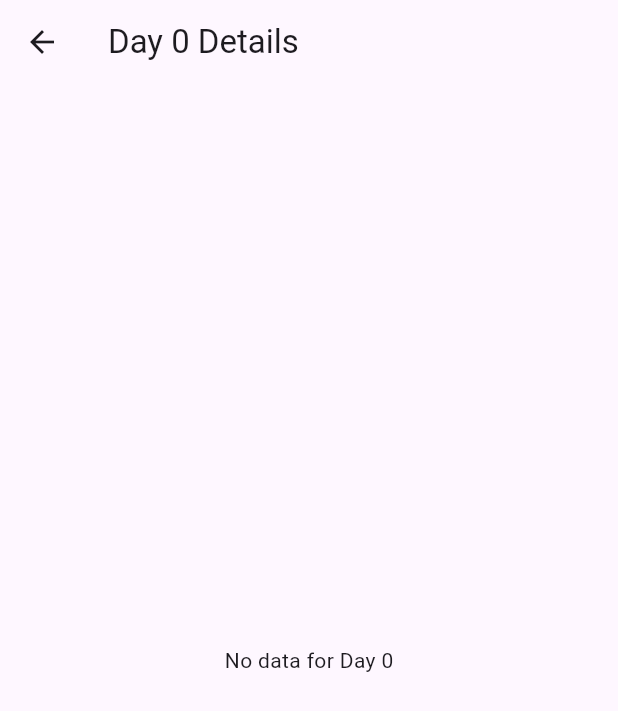
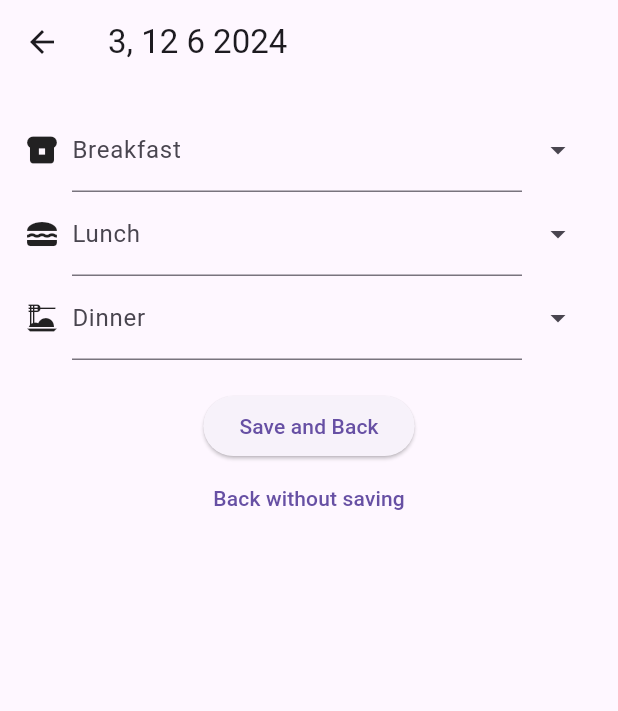
Before and after one commit to gllsrssx/flutter, a Flutter app: the DayDetail screen opened directly with empty values, on a phone screen of 412 x 824 dp. Shown: the top 711 px of the screen. Run offline on Flutter 3.47's test engine with Material 3 defaults, Android fonts, the phone set to English and light mode, and no system bars; our stand-ins replace firebase_auth, firebase_core; accounts and stored records are empty.

Commit message:
feat: Update DayDetail widget with meal input fields

```diff
--- a/meal_planner_app/lib/day_detail.dart
+++ b/meal_planner_app/lib/day_detail.dart
@@ -1,39 +1,87 @@
 import 'package:flutter/material.dart';
-import 'package:cloud_firestore/cloud_firestore.dart';
 
 class DayDetail extends StatelessWidget {
-  final int dayIndex;
+  final DateTime date;
 
-  const DayDetail(this.dayIndex, {super.key}); // Use super.key and const
+  const DayDetail({super.key, required this.date});
 
   @override
   Widget build(BuildContext context) {
     return Scaffold(
-      appBar: AppBar(title: Text('Day $dayIndex Details')),
-      body: StreamBuilder<DocumentSnapshot>(
-        stream: FirebaseFirestore.instance
-            .collection('meals')
-            .doc('day_$dayIndex')
-            .snapshots(),
-        builder: (context, snapshot) {
-          if (snapshot.connectionState == ConnectionState.waiting) {
-            return const Center(
-                child: CircularProgressIndicator()); // Add const
-          } else if (snapshot.hasError) {
-            return Center(child: Text('Error: ${snapshot.error}'));
-          } else if (!snapshot.hasData || !snapshot.data!.exists) {
-            return Center(child: Text('No data for Day $dayIndex'));
-          } else {
-            var data = snapshot.data!.data() as Map<String, dynamic>;
-            return ListView(
+      appBar: AppBar(
+        title: Text('${date.weekday}, ${date.day} ${date.month} ${date.year}'),
+      ),
+      body: Padding(
+        padding: const EdgeInsets.all(16.0),
+        child: Column(
+          children: [
+            Row(
               children: [
-                ListTile(title: Text('Breakfast: ${data['breakfast']}')),
-                ListTile(title: Text('Lunch: ${data['lunch']}')),
-                ListTile(title: Text('Dinner: ${data['dinner']}')),
+                const Icon(Icons.breakfast_dining),
+                const SizedBox(width: 8),
+                const Expanded(
+                  child: TextField(
+                    decoration: InputDecoration(labelText: 'Breakfast'),
+                  ),
+                ),
+                IconButton(
+                  icon: const Icon(Icons.arrow_drop_down),
+                  onPressed: () {
+                    // Implement meal selection from past entries
+                  },
+                ),
               ],
-            );
-          }
-        },
+            ),
+            Row(
+              children: [
+                const Icon(Icons.lunch_dining),
+                const SizedBox(width: 8),
+                const Expanded(
+                  child: TextField(
+                    decoration: InputDecoration(labelText: 'Lunch'),
+                  ),
+                ),
+                IconButton(
+                  icon: const Icon(Icons.arrow_drop_down),
+                  onPressed: () {
+                    // Implement meal selection from past entries
+                  },
+                ),
+              ],
+            ),
+            Row(
+              children: [
+                const Icon(Icons.dinner_dining),
+                const SizedBox(width: 8),
+                const Expanded(
+                  child: TextField(
+                    decoration: InputDecoration(labelText: 'Dinner'),
+                  ),
+                ),
+                IconButton(
+                  icon: const Icon(Icons.arrow_drop_down),
+                  onPressed: () {
+                    // Implement meal selection from past entries
+                  },
+                ),
+              ],
+            ),
+            const SizedBox(height: 20),
+            ElevatedButton(
+              onPressed: () {
+                // Save changes
+                Navigator.pop(context);
+              },
+              child: const Text('Save and Back'),
+            ),
+            TextButton(
+              onPressed: () {
+                Navigator.pop(context);
+              },
+              child: const Text('Back without saving'),
+            ),
+          ],
+        ),
       ),
     );
   }
```
